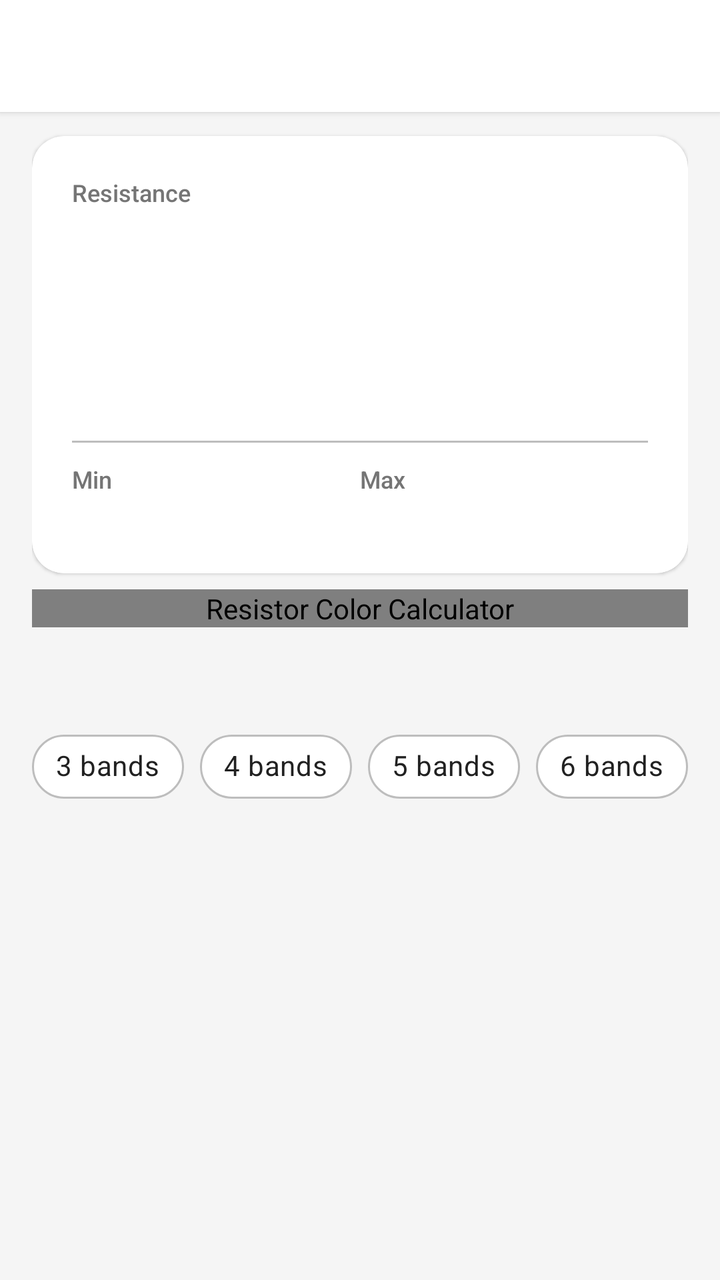
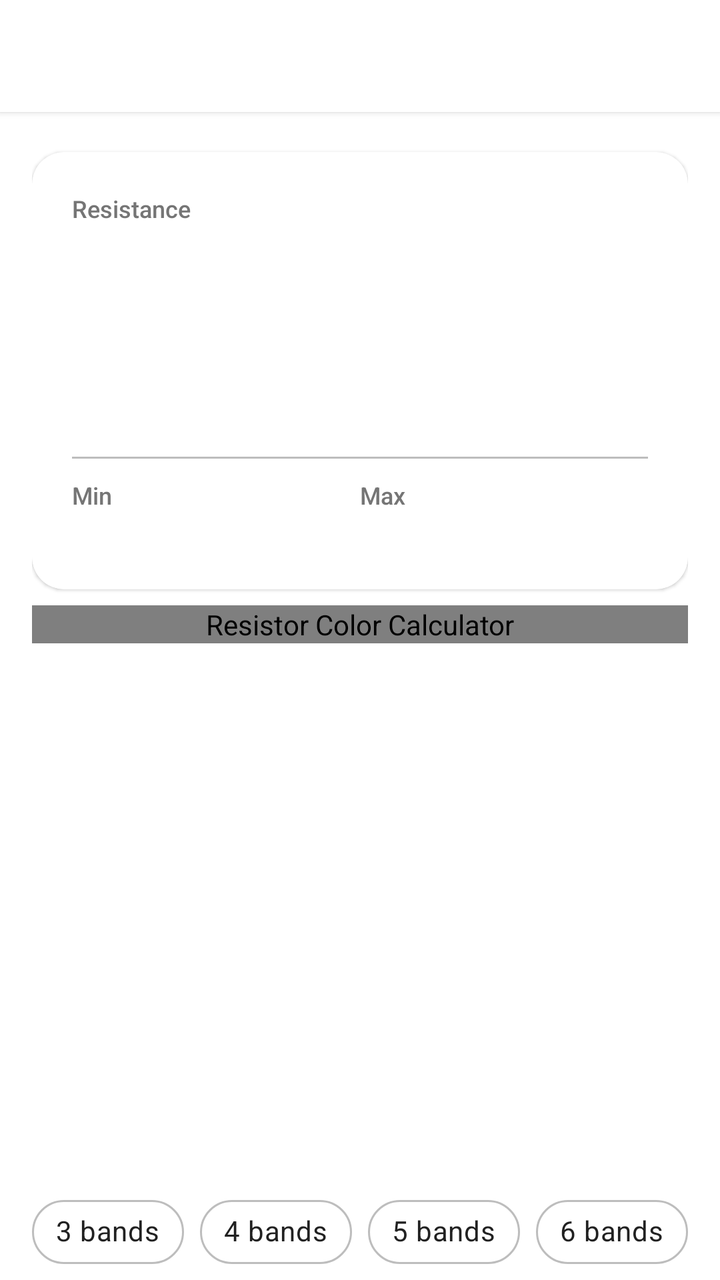

The first picture is an Android layout as it rendered before a commit; the second is the same layout after the commit. The layout source and the unified diff follow.
<!-- AndroidManifest.xml: application theme Theme.ResistorCalculator -->
<!-- res/layout/activity_main.xml -->
<?xml version="1.0" encoding="utf-8"?>
<LinearLayout xmlns:android="http://schemas.android.com/apk/res/android"
    xmlns:app="http://schemas.android.com/apk/res-auto"
    android:layout_width="match_parent"
    android:layout_height="match_parent"
    android:orientation="vertical"
    android:background="@color/colorBackground">

    <androidx.appcompat.widget.Toolbar
        android:id="@+id/toolbar"
        android:layout_width="match_parent"
        android:layout_height="?attr/actionBarSize"
        android:background="@color/colorSurface"
        android:elevation="2dp"
        app:titleTextColor="@color/colorTextPrimary"
        app:popupTheme="@style/Theme.ResistorCalculator" />

    <androidx.core.widget.NestedScrollView
        android:layout_width="match_parent"
        android:layout_height="0dp"
        android:layout_weight="1"
        android:fillViewport="true">

        <LinearLayout
            android:layout_width="match_parent"
            android:layout_height="wrap_content"
            android:orientation="vertical"
            android:paddingStart="16dp"
            android:paddingEnd="16dp"
            android:paddingTop="8dp"
            android:paddingBottom="24dp">

            
            <androidx.cardview.widget.CardView
                android:id="@+id/resultCard"
                android:layout_width="match_parent"
                android:layout_height="wrap_content"
                android:layout_marginTop="4dp"
                app:cardBackgroundColor="@color/colorSurface"
                app:cardCornerRadius="16dp"
                app:cardElevation="1dp">

                <LinearLayout
                    android:layout_width="match_parent"
                    android:layout_height="wrap_content"
                    android:orientation="vertical"
                    android:padding="20dp">

                    <TextView
                        android:layout_width="wrap_content"
                        android:layout_height="wrap_content"
                        android:fontFamily="sans-serif-medium"
                        android:text="@string/result_resistance"
                        android:textColor="@color/colorTextSecondary"
                        android:textSize="12sp" />

                    <TextView
                        android:id="@+id/resultNominal"
                        android:layout_width="wrap_content"
                        android:layout_height="wrap_content"
                        android:textColor="@color/colorPrimary"
                        android:textSize="40sp"
                        android:textStyle="bold" />

                    <TextView
                        android:id="@+id/resultTolerance"
                        android:layout_width="wrap_content"
                        android:layout_height="wrap_content"
                        android:layout_marginTop="6dp"
                        android:textColor="@color/colorTextPrimary"
                        android:textSize="16sp" />

                    <TextView
                        android:id="@+id/resultTempco"
                        android:layout_width="wrap_content"
                        android:layout_height="wrap_content"
                        android:layout_marginTop="4dp"
                        android:textColor="@color/colorTextSecondary"
                        android:textSize="14sp" />

                    <View
                        android:layout_width="match_parent"
                        android:layout_height="1dp"
                        android:layout_marginTop="12dp"
                        android:layout_marginBottom="10dp"
                        android:background="@color/colorDivider" />

                    <LinearLayout
                        android:layout_width="match_parent"
                        android:layout_height="wrap_content"
                        android:orientation="horizontal"
                        android:weightSum="2">

                        <LinearLayout
                            android:layout_width="0dp"
                            android:layout_height="wrap_content"
                            android:layout_weight="1"
                            android:orientation="vertical">

                            <TextView
                                android:layout_width="wrap_content"
                                android:layout_height="wrap_content"
                                android:fontFamily="sans-serif-medium"
                                android:text="@string/result_min"
                                android:textColor="@color/colorTextSecondary"
                                android:textSize="12sp" />

                            <TextView
                                android:id="@+id/resultMin"
                                android:layout_width="wrap_content"
                                android:layout_height="wrap_content"
                                android:textColor="@color/colorTextPrimary"
                                android:textSize="14sp" />
                        </LinearLayout>

                        <LinearLayout
                            android:layout_width="0dp"
                            android:layout_height="wrap_content"
                            android:layout_weight="1"
                            android:orientation="vertical">

                            <TextView
                                android:layout_width="wrap_content"
                                android:layout_height="wrap_content"
                                android:fontFamily="sans-serif-medium"
                                android:text="@string/result_max"
                                android:textColor="@color/colorTextSecondary"
                                android:textSize="12sp" />

                            <TextView
                                android:id="@+id/resultMax"
                                android:layout_width="wrap_content"
                                android:layout_height="wrap_content"
                                android:textColor="@color/colorTextPrimary"
                                android:textSize="14sp" />
                        </LinearLayout>
                    </LinearLayout>
                </LinearLayout>
            </androidx.cardview.widget.CardView>

            
            <org.foss.resistorcalculator.ResistorView
                android:id="@+id/resistorView"
                android:layout_width="match_parent"
                android:layout_height="wrap_content"
                android:layout_marginTop="8dp"
                android:contentDescription="@string/title_calculator" />

            <TextView
                android:id="@+id/colorCodeSummary"
                android:layout_width="match_parent"
                android:layout_height="wrap_content"
                android:layout_marginTop="4dp"
                android:gravity="center"
                android:textSize="13sp"
                android:textColor="@color/colorTextSecondary" />

            
            <LinearLayout
                android:id="@+id/bandsContainer"
                android:layout_width="match_parent"
                android:layout_height="wrap_content"
                android:layout_marginTop="12dp"
                android:orientation="vertical" />

            
            <com.google.android.material.chip.ChipGroup
                android:id="@+id/chipGroup"
                android:layout_width="wrap_content"
                android:layout_height="wrap_content"
                android:layout_gravity="center_horizontal"
                android:layout_marginTop="12dp"
                app:singleLine="true"
                app:singleSelection="false">

                <com.google.android.material.chip.Chip
                    android:id="@+id/chip3"
                    style="@style/Widget.ResistorCalculator.Chip"
                    android:layout_width="wrap_content"
                    android:layout_height="wrap_content"
                    android:text="@string/bands_3" />

                <com.google.android.material.chip.Chip
                    android:id="@+id/chip4"
                    style="@style/Widget.ResistorCalculator.Chip"
                    android:layout_width="wrap_content"
                    android:layout_height="wrap_content"
                    android:text="@string/bands_4" />

                <com.google.android.material.chip.Chip
                    android:id="@+id/chip5"
                    style="@style/Widget.ResistorCalculator.Chip"
                    android:layout_width="wrap_content"
                    android:layout_height="wrap_content"
                    android:text="@string/bands_5" />

                <com.google.android.material.chip.Chip
                    android:id="@+id/chip6"
                    style="@style/Widget.ResistorCalculator.Chip"
                    android:layout_width="wrap_content"
                    android:layout_height="wrap_content"
                    android:text="@string/bands_6" />
            </com.google.android.material.chip.ChipGroup>
        </LinearLayout>
    </androidx.core.widget.NestedScrollView>
</LinearLayout>
<!-- resources referenced by this layout -->
<resources>
  <color name="colorBackground">#F5F5F5</color>
  <color name="colorDivider">#BDBDBD</color>
  <color name="colorPrimary">#3053B5</color>
  <color name="colorSurface">#FFFFFF</color>
  <color name="colorTextPrimary">#212121</color>
  <color name="colorTextSecondary">#757575</color>
  <string name="bands_3">3 bands</string>
  <string name="bands_4">4 bands</string>
  <string name="bands_5">5 bands</string>
  <string name="bands_6">6 bands</string>
  <string name="result_max">Max</string>
  <string name="result_min">Min</string>
  <string name="result_resistance">Resistance</string>
  <string name="title_calculator">Resistor Color Calculator</string>
  <style name="Theme.ResistorCalculator" parent="Theme.MaterialComponents.DayNight.NoActionBar">
          <item name="colorPrimary">@color/colorPrimary</item>
          <item name="colorPrimaryDark">@color/colorPrimaryDark</item>
          <item name="colorAccent">@color/colorAccent</item>
          <item name="android:colorBackground">@color/colorBackground</item>
          <item name="colorSurface">@color/colorSurface</item>
          <item name="colorOnSurface">@color/colorTextPrimary</item>
          <item name="colorOnPrimary">@android:color/white</item>
          <item name="colorSecondary">@color/colorPrimary</item>
          <item name="colorOnSecondary">@android:color/white</item>
          <item name="materialButtonStyle">@style/Widget.ResistorCalculator.Button</item>
          <item name="chipStyle">@style/Widget.ResistorCalculator.Chip</item>
          <item name="spinnerStyle">@style/Widget.ResistorCalculator.Spinner</item>
      </style>
  <style name="Widget.ResistorCalculator.Chip" parent="Widget.MaterialComponents.Chip.Choice">
          <item name="chipBackgroundColor">@color/chip_background</item>
          <item name="android:textColor">@color/chip_text</item>
          <item name="chipStrokeWidth">1dp</item>
          <item name="chipStrokeColor">@color/chip_stroke</item>
          <item name="chipCornerRadius">18dp</item>
          <item name="checkedIconVisible">false</item>
      </style>
  <color name="colorPrimaryDark">#1E3A7A</color>
  <color name="colorAccent">#E71E14</color>
  <style name="Widget.ResistorCalculator.Button" parent="Widget.MaterialComponents.Button.UnelevatedButton">
          <item name="cornerRadius">8dp</item>
          <item name="rippleColor">@color/colorAccent</item>
      </style>
  <style name="Widget.ResistorCalculator.Spinner" parent="Widget.MaterialComponents.TextInputLayout.OutlinedBox">
      </style>
</resources>

<!-- the commit's change to res/layout/activity_main.xml (unified diff, before → after) -->
@@ -4,7 +4,7 @@
     android:layout_width="match_parent"
     android:layout_height="match_parent"
     android:orientation="vertical"
-    android:background="@color/colorBackground">
+    android:background="@color/colorSurface">
 
     <androidx.appcompat.widget.Toolbar
         android:id="@+id/toolbar"
@@ -19,12 +19,15 @@
         android:layout_width="match_parent"
         android:layout_height="0dp"
         android:layout_weight="1"
-        android:fillViewport="true">
+        android:fillViewport="true"
+        android:paddingTop="8dp"
+        android:paddingBottom="16dp">
 
         <LinearLayout
             android:layout_width="match_parent"
             android:layout_height="wrap_content"
             android:orientation="vertical"
+            android:background="@color/colorSurface"
             android:paddingStart="16dp"
             android:paddingEnd="16dp"
             android:paddingTop="8dp"
@@ -162,45 +165,46 @@
                 android:layout_height="wrap_content"
                 android:layout_marginTop="12dp"
                 android:orientation="vertical" />
-
-            
-            <com.google.android.material.chip.ChipGroup
-                android:id="@+id/chipGroup"
-                android:layout_width="wrap_content"
-                android:layout_height="wrap_content"
-                android:layout_gravity="center_horizontal"
-                android:layout_marginTop="12dp"
-                app:singleLine="true"
-                app:singleSelection="false">
-
-                <com.google.android.material.chip.Chip
-                    android:id="@+id/chip3"
-                    style="@style/Widget.ResistorCalculator.Chip"
-                    android:layout_width="wrap_content"
-                    android:layout_height="wrap_content"
-                    android:text="@string/bands_3" />
-
-                <com.google.android.material.chip.Chip
-                    android:id="@+id/chip4"
-                    style="@style/Widget.ResistorCalculator.Chip"
-                    android:layout_width="wrap_content"
-                    android:layout_height="wrap_content"
-                    android:text="@string/bands_4" />
-
-                <com.google.android.material.chip.Chip
-                    android:id="@+id/chip5"
-                    style="@style/Widget.ResistorCalculator.Chip"
-                    android:layout_width="wrap_content"
-                    android:layout_height="wrap_content"
-                    android:text="@string/bands_5" />
-
-                <com.google.android.material.chip.Chip
-                    android:id="@+id/chip6"
-                    style="@style/Widget.ResistorCalculator.Chip"
-                    android:layout_width="wrap_content"
-                    android:layout_height="wrap_content"
-                    android:text="@string/bands_6" />
-            </com.google.android.material.chip.ChipGroup>
         </LinearLayout>
     </androidx.core.widget.NestedScrollView>
+
+    
+    <com.google.android.material.chip.ChipGroup
+        android:id="@+id/chipGroup"
+        android:layout_width="wrap_content"
+        android:layout_height="wrap_content"
+        android:layout_gravity="center_horizontal"
+        android:layout_marginTop="12dp"
+        app:singleLine="true"
+        app:singleSelection="false">
+
+        <com.google.android.material.chip.Chip
+            android:id="@+id/chip3"
+            style="@style/Widget.ResistorCalculator.Chip"
+            android:layout_width="wrap_content"
+            android:layout_height="wrap_content"
+            android:text="@string/bands_3" />
+
+        <com.google.android.material.chip.Chip
+            android:id="@+id/chip4"
+            style="@style/Widget.ResistorCalculator.Chip"
+            android:layout_width="wrap_content"
+            android:layout_height="wrap_content"
+            android:text="@string/bands_4" />
+
+        <com.google.android.material.chip.Chip
+            android:id="@+id/chip5"
+            style="@style/Widget.ResistorCalculator.Chip"
+            android:layout_width="wrap_content"
+            android:layout_height="wrap_content"
+            android:text="@string/bands_5" />
+
+        <com.google.android.material.chip.Chip
+            android:id="@+id/chip6"
+            style="@style/Widget.ResistorCalculator.Chip"
+            android:layout_width="wrap_content"
+            android:layout_height="wrap_content"
+            android:text="@string/bands_6" />
+    </com.google.android.material.chip.ChipGroup>
+
 </LinearLayout>
